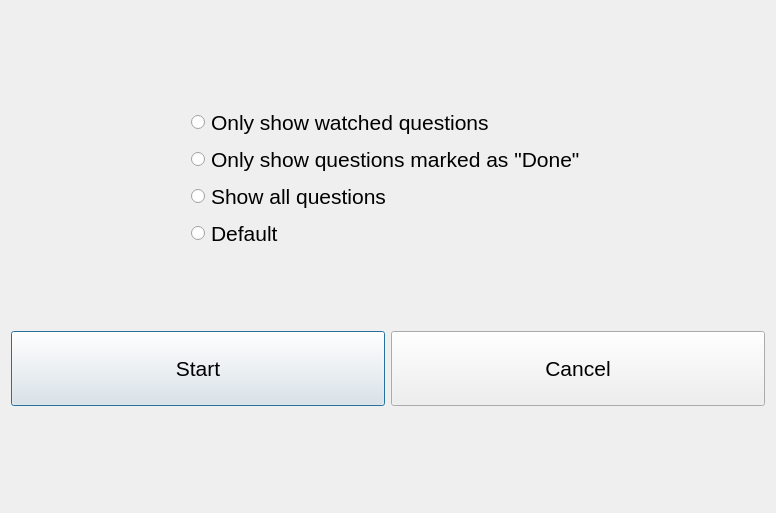
Qt form pilot_utils/azf_trainer/ui/dialog_new_training.ui (jufi2112/pilot_utils) before a commit.
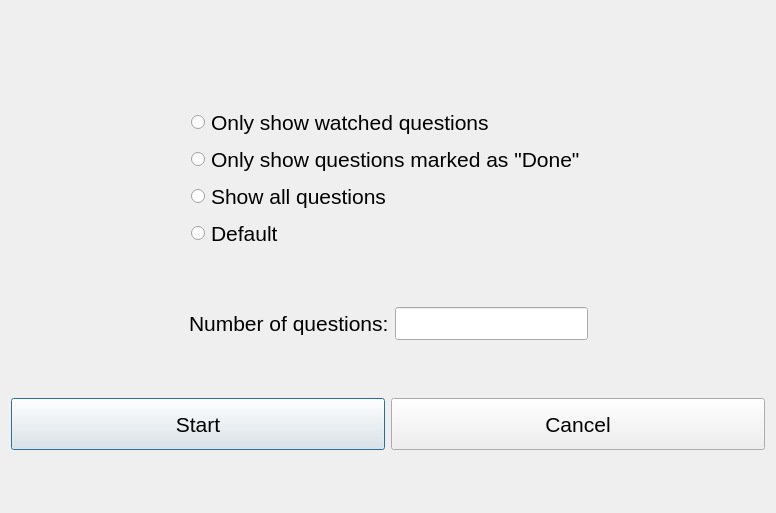
The same form after that commit.

Patch:
```diff
--- a/pilot_utils/azf_trainer/ui/dialog_new_training.ui
+++ b/pilot_utils/azf_trainer/ui/dialog_new_training.ui
@@ -117,7 +117,84 @@
      <property name="sizeHint" stdset="0">
       <size>
        <width>20</width>
-       <height>59</height>
+       <height>41</height>
+      </size>
+     </property>
+    </spacer>
+   </item>
+   <item>
+    <layout class="QHBoxLayout" name="horizontalLayout_3">
+     <item>
+      <spacer name="horizontalSpacer_3">
+       <property name="orientation">
+        <enum>Qt::Horizontal</enum>
+       </property>
+       <property name="sizeHint" stdset="0">
+        <size>
+         <width>40</width>
+         <height>20</height>
+        </size>
+       </property>
+      </spacer>
+     </item>
+     <item>
+      <layout class="QFormLayout" name="formLayout">
+       <property name="sizeConstraint">
+        <enum>QLayout::SetMinAndMaxSize</enum>
+       </property>
+       <item row="0" column="0">
+        <widget class="QLabel" name="label_number_questions">
+         <property name="font">
+          <font>
+           <pointsize>16</pointsize>
+          </font>
+         </property>
+         <property name="text">
+          <string>Number of questions:</string>
+         </property>
+        </widget>
+       </item>
+       <item row="0" column="1">
+        <widget class="QLineEdit" name="lineEdit_number_questions">
+         <property name="sizePolicy">
+          <sizepolicy hsizetype="Preferred" vsizetype="Preferred">
+           <horstretch>0</horstretch>
+           <verstretch>0</verstretch>
+          </sizepolicy>
+         </property>
+         <property name="font">
+          <font>
+           <pointsize>16</pointsize>
+          </font>
+         </property>
+        </widget>
+       </item>
+      </layout>
+     </item>
+     <item>
+      <spacer name="horizontalSpacer_4">
+       <property name="orientation">
+        <enum>Qt::Horizontal</enum>
+       </property>
+       <property name="sizeHint" stdset="0">
+        <size>
+         <width>40</width>
+         <height>20</height>
+        </size>
+       </property>
+      </spacer>
+     </item>
+    </layout>
+   </item>
+   <item>
+    <spacer name="verticalSpacer_4">
+     <property name="orientation">
+      <enum>Qt::Vertical</enum>
+     </property>
+     <property name="sizeHint" stdset="0">
+      <size>
+       <width>20</width>
+       <height>40</height>
       </size>
      </property>
     </spacer>
@@ -170,7 +247,7 @@
      <property name="sizeHint" stdset="0">
       <size>
        <width>20</width>
-       <height>96</height>
+       <height>40</height>
       </size>
      </property>
     </spacer>
```
Left out of the diff: 18 changed lines with no effect on the pictures.
